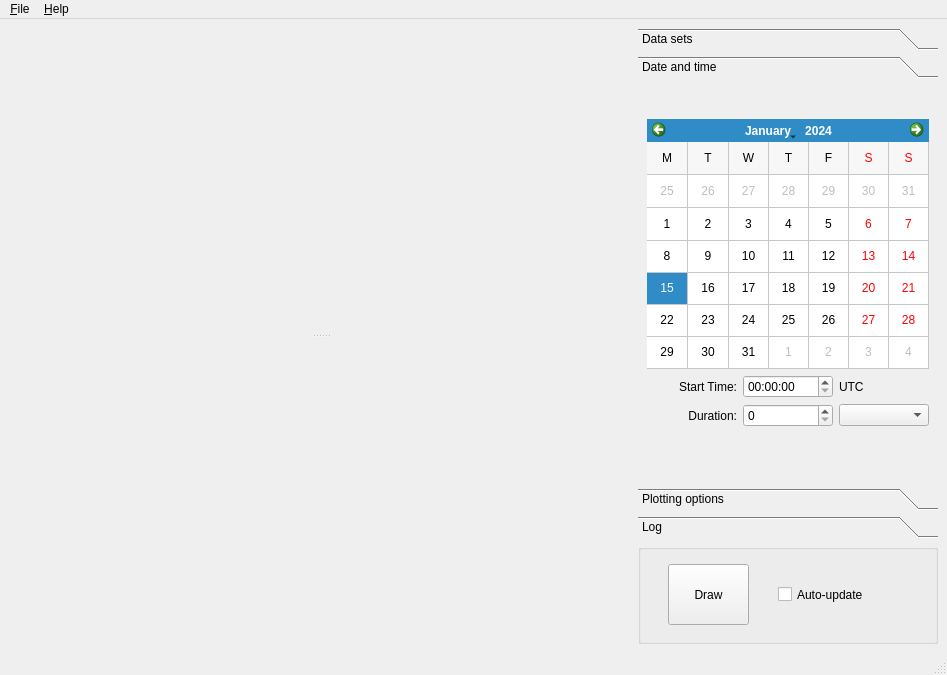
Qt form auroraplot/gui/auroraplot_dataviewer.ui (stevemarple/auroraplot) before a commit.
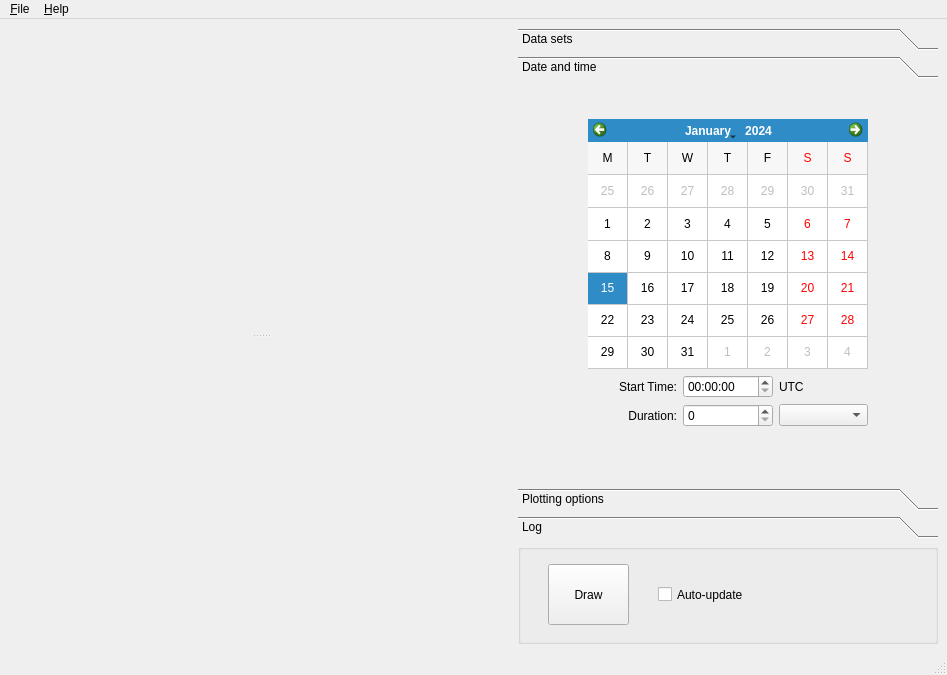
The same form after that commit. The open tabs and pages were chosen to show the change. Icons and pictures are not drawn.

Commit message: Reimplemented data selection as QTreeWidget

Patch:
```diff
--- a/auroraplot/gui/auroraplot_dataviewer.ui
+++ b/auroraplot/gui/auroraplot_dataviewer.ui
@@ -42,15 +42,11 @@
       <property name="orientation">
        <enum>Qt::Vertical</enum>
       </property>
-      <widget class="QWidget" name="verticalLayoutWidget_3">
-       <layout class="QVBoxLayout" name="dataLayout">
-        <property name="sizeConstraint">
-         <enum>QLayout::SetDefaultConstraint</enum>
-        </property>
-       </layout>
-      </widget>
       <widget class="QWidget" name="verticalLayoutWidget">
-       <layout class="QVBoxLayout" name="anciLayout"/>
+       <layout class="QVBoxLayout" name="dataLayout"/>
+      </widget>
+      <widget class="QWidget" name="verticalLayoutWidget_2">
+       <layout class="QVBoxLayout" name="verticalLayout_4"/>
       </widget>
      </widget>
     </item>
@@ -69,13 +65,13 @@
         </property>
         <property name="minimumSize">
          <size>
-          <width>300</width>
+          <width>420</width>
           <height>0</height>
          </size>
         </property>
         <property name="maximumSize">
          <size>
-          <width>300</width>
+          <width>420</width>
           <height>16777215</height>
          </size>
         </property>
@@ -160,7 +156,7 @@
           <rect>
            <x>0</x>
            <y>0</y>
-           <width>300</width>
+           <width>420</width>
            <height>374</height>
           </rect>
          </property>
@@ -168,17 +164,33 @@
           <string>Date and time</string>
          </attribute>
          <layout class="QGridLayout" name="gridLayout_2">
-          <item row="1" column="0" colspan="3">
+          <item row="2" column="1">
+           <widget class="QLabel" name="label">
+            <property name="text">
+             <string>Start Time:</string>
+            </property>
+            <property name="alignment">
+             <set>Qt::AlignRight|Qt::AlignTrailing|Qt::AlignVCenter</set>
+            </property>
+            <property name="buddy">
+             <cstring>starttimeWidget</cstring>
+            </property>
+           </widget>
+          </item>
+          <item row="4" column="3">
+           <widget class="QComboBox" name="durationUnitsBox"/>
+          </item>
+          <item row="1" column="1" colspan="3">
            <widget class="QCalendarWidget" name="calendarWidget">
             <property name="minimumSize">
              <size>
-              <width>0</width>
+              <width>280</width>
               <height>250</height>
              </size>
             </property>
             <property name="maximumSize">
              <size>
-              <width>300</width>
+              <width>280</width>
               <height>280</height>
              </size>
             </property>
@@ -212,20 +224,7 @@
             </property>
            </widget>
           </item>
-          <item row="2" column="0">
-           <widget class="QLabel" name="label">
-            <property name="text">
-             <string>Start Time:</string>
-            </property>
-            <property name="alignment">
-             <set>Qt::AlignRight|Qt::AlignTrailing|Qt::AlignVCenter</set>
-            </property>
-            <property name="buddy">
-             <cstring>starttimeWidget</cstring>
-            </property>
-           </widget>
-          </item>
-          <item row="2" column="1">
+          <item row="2" column="2">
            <widget class="QTimeEdit" name="starttimeWidget">
             <property name="displayFormat">
              <string>HH:mm:ss</string>
@@ -235,7 +234,7 @@
             </property>
            </widget>
           </item>
-          <item row="4" column="0">
+          <item row="4" column="1">
            <widget class="QLabel" name="label_2">
             <property name="text">
              <string>Duration:</string>
@@ -245,7 +244,7 @@
             </property>
            </widget>
           </item>
-          <item row="2" column="2">
+          <item row="2" column="3">
            <widget class="QLabel" name="label_3">
             <property name="text">
              <string>UTC</string>
@@ -255,10 +254,10 @@
             </property>
            </widget>
           </item>
-          <item row="4" column="1">
+          <item row="4" column="2">
            <widget class="QSpinBox" name="durationBox"/>
           </item>
-          <item row="6" column="1">
+          <item row="6" column="2">
            <widget class="QWidget" name="widget" native="true">
             <property name="sizePolicy">
              <sizepolicy hsizetype="Preferred" vsizetype="Expanding">
@@ -268,7 +267,7 @@
             </property>
            </widget>
           </item>
-          <item row="0" column="0">
+          <item row="0" column="1">
            <widget class="QWidget" name="widget_2" native="true">
             <property name="sizePolicy">
              <sizepolicy hsizetype="Preferred" vsizetype="Expanding">
@@ -278,8 +277,31 @@
             </property>
            </widget>
           </item>
-          <item row="4" column="2">
-           <widget class="QComboBox" name="durationUnitsBox"/>
+          <item row="1" column="0">
+           <spacer name="horizontalSpacer">
+            <property name="orientation">
+             <enum>Qt::Horizontal</enum>
+            </property>
+            <property name="sizeHint" stdset="0">
+             <size>
+              <width>40</width>
+              <height>20</height>
+             </size>
+            </property>
+           </spacer>
+          </item>
+          <item row="1" column="4">
+           <spacer name="horizontalSpacer_2">
+            <property name="orientation">
+             <enum>Qt::Horizontal</enum>
+            </property>
+            <property name="sizeHint" stdset="0">
+             <size>
+              <width>40</width>
+              <height>20</height>
+             </size>
+            </property>
+           </spacer>
           </item>
          </layout>
         </widget>
@@ -365,13 +387,13 @@
         </property>
         <property name="minimumSize">
          <size>
-          <width>300</width>
+          <width>420</width>
           <height>100</height>
          </size>
         </property>
         <property name="maximumSize">
          <size>
-          <width>320</width>
+          <width>420</width>
           <height>100</height>
          </size>
         </property>
```
Left out of the diff: 82 changed lines with no effect on the pictures. The commit also changes 3 other files.
